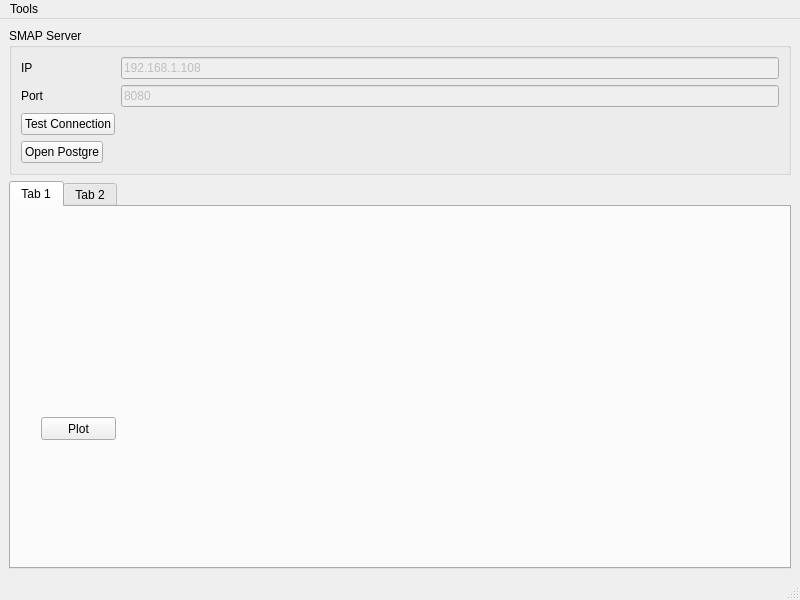
The window that gui/weatherclientmain.ui (yshao/weathergit) describes before a commit, drawn with Qt 5.
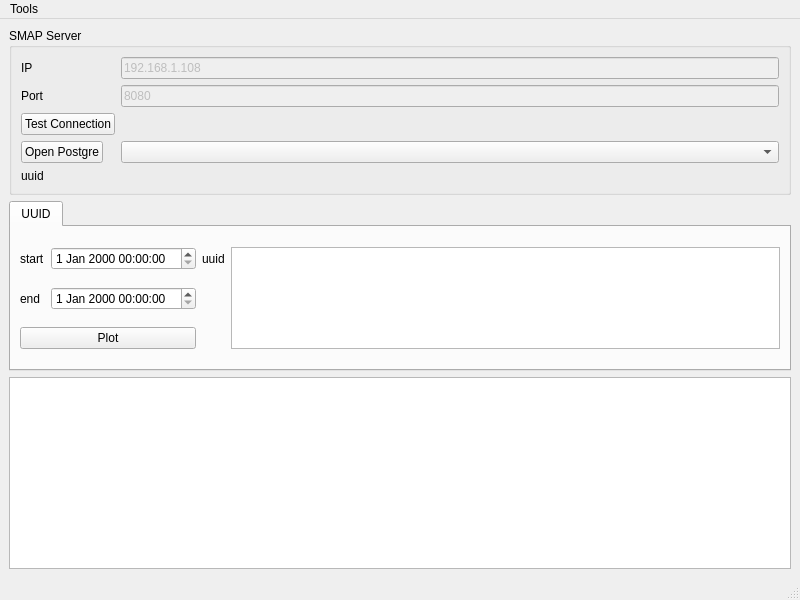
The same window after the commit.

What changed in the file:
```diff
--- a/gui/weatherclientmain.ui
+++ b/gui/weatherclientmain.ui
@@ -21,6 +21,9 @@
        <string>SMAP Server</string>
       </property>
       <layout class="QFormLayout" name="formLayout">
+       <property name="fieldGrowthPolicy">
+        <enum>QFormLayout::AllNonFixedFieldsGrow</enum>
+       </property>
        <item row="2" column="0">
         <widget class="QLabel" name="label">
          <property name="text">
@@ -69,6 +72,16 @@
          </property>
         </widget>
        </item>
+       <item row="5" column="1">
+        <widget class="QComboBox" name="comboBox"/>
+       </item>
+       <item row="6" column="0">
+        <widget class="QLabel" name="label_3">
+         <property name="text">
+          <string>uuid</string>
+         </property>
+        </widget>
+       </item>
       </layout>
      </widget>
     </item>
@@ -76,29 +89,61 @@
      <widget class="QTabWidget" name="tabWidget">
       <widget class="QWidget" name="tab">
        <attribute name="title">
-        <string>Tab 1</string>
+        <string>UUID</string>
        </attribute>
-       <widget class="QPushButton" name="pushButton">
-        <property name="geometry">
-         <rect>
-          <x>30</x>
-          <y>210</y>
-          <width>75</width>
-          <height>23</height>
-         </rect>
-        </property>
-        <property name="text">
-         <string>Plot</string>
-        </property>
-       </widget>
-      </widget>
-      <widget class="QWidget" name="tab_2">
-       <attribute name="title">
-        <string>Tab 2</string>
-       </attribute>
+       <layout class="QGridLayout" name="gridLayout">
+        <item row="1" column="1">
+         <widget class="QDateTimeEdit" name="inStartTime"/>
+        </item>
+        <item row="1" column="3" rowspan="3">
+         <widget class="QListView" name="inUUIDList"/>
+        </item>
+        <item row="1" column="0">
+         <widget class="QLabel" name="label_4">
+          <property name="text">
+           <string>start</string>
+          </property>
+         </widget>
+        </item>
+        <item row="2" column="0">
+         <widget class="QLabel" name="label_5">
+          <property name="text">
+           <string>end</string>
+          </property>
+         </widget>
+        </item>
+        <item row="2" column="1">
+         <widget class="QDateTimeEdit" name="inEndTime"/>
+        </item>
+        <item row="3" column="0" colspan="2">
+         <widget class="QPushButton" name="pushButton">
+          <property name="text">
+           <string>Plot</string>
+          </property>
+         </widget>
+        </item>
+        <item row="1" column="2">
+         <widget class="QLabel" name="label_6">
+          <property name="text">
+           <string>uuid</string>
+          </property>
+         </widget>
+        </item>
+       </layout>
+       <zorder>pushButton</zorder>
+       <zorder>groupBox</zorder>
+       <zorder>label_4</zorder>
+       <zorder>label_5</zorder>
+       <zorder>inStartTime</zorder>
+       <zorder>inEndTime</zorder>
+       <zorder>inUUIDList</zorder>
+       <zorder>label_6</zorder>
       </widget>
      </widget>
     </item>
+    <item>
+     <widget class="QTextBrowser" name="outLogBrowser"/>
+    </item>
    </layout>
   </widget>
   <widget class="QMenuBar" name="menubar">
```
Left out of the diff: 5 changed lines with no effect on the pictures.
